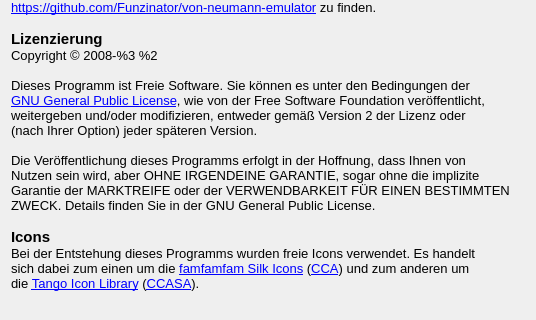
The window that ui/AboutDialog.ui (Funzinator/von-neumann-emulator) describes before a commit, drawn with Qt 5; both pictures show x 0 to 536 and y 153 to 473 of the 536 by 599 pixel window.
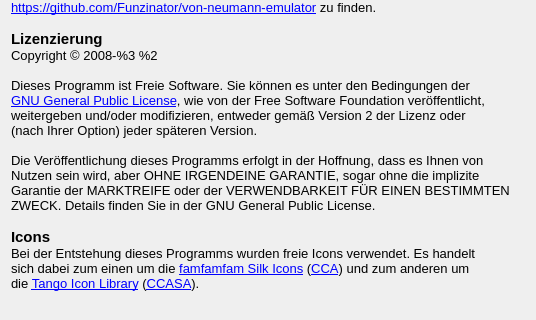
The same window after the commit.

Commit message: Korrektur fehlendes Wort

Patch:
```diff
--- a/ui/AboutDialog.ui
+++ b/ui/AboutDialog.ui
@@ -44,7 +44,7 @@
 &lt;p style=" margin-top:0px; margin-bottom:0px; margin-left:0px; margin-right:0px; -qt-block-indent:0; text-indent:0px;">weitergeben und/oder modifizieren, entweder gemäß Version 2 der Lizenz oder&lt;/p>
 &lt;p style=" margin-top:0px; margin-bottom:0px; margin-left:0px; margin-right:0px; -qt-block-indent:0; text-indent:0px;">(nach Ihrer Option) jeder späteren Version.&lt;/p>
 &lt;p style="-qt-paragraph-type:empty; margin-top:0px; margin-bottom:0px; margin-left:0px; margin-right:0px; -qt-block-indent:0; text-indent:0px;">&lt;/p>
-&lt;p style=" margin-top:0px; margin-bottom:0px; margin-left:0px; margin-right:0px; -qt-block-indent:0; text-indent:0px;">Die Veröffentlichung dieses Programms erfolgt in der Hoffnung, dass Ihnen von&lt;/p>
+&lt;p style=" margin-top:0px; margin-bottom:0px; margin-left:0px; margin-right:0px; -qt-block-indent:0; text-indent:0px;">Die Veröffentlichung dieses Programms erfolgt in der Hoffnung, dass es Ihnen von&lt;/p>
 &lt;p style=" margin-top:0px; margin-bottom:0px; margin-left:0px; margin-right:0px; -qt-block-indent:0; text-indent:0px;">Nutzen sein wird, aber OHNE IRGENDEINE GARANTIE, sogar ohne die implizite&lt;/p>
 &lt;p style=" margin-top:0px; margin-bottom:0px; margin-left:0px; margin-right:0px; -qt-block-indent:0; text-indent:0px;">Garantie der MARKTREIFE oder der VERWENDBARKEIT FÜR EINEN BESTIMMTEN&lt;/p>
 &lt;p style=" margin-top:0px; margin-bottom:0px; margin-left:0px; margin-right:0px; -qt-block-indent:0; text-indent:0px;">ZWECK. Details finden Sie in der GNU General Public License.&lt;/p>
```
